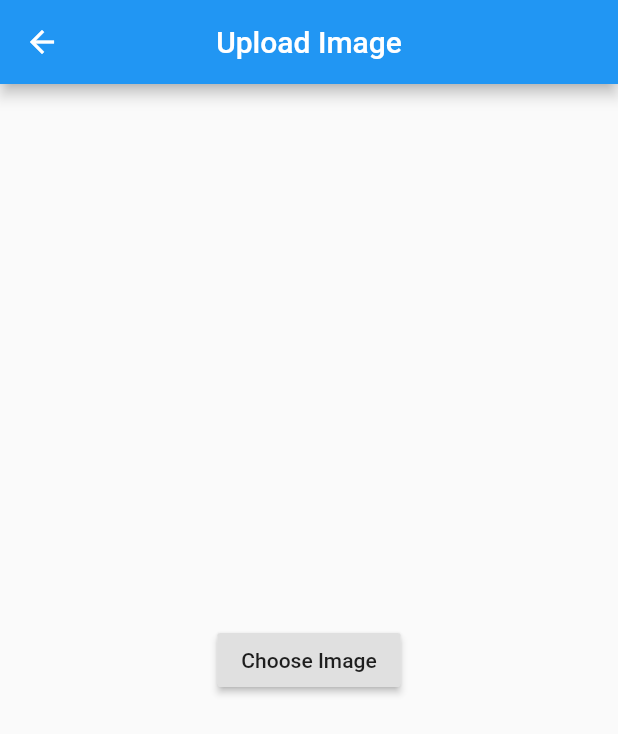
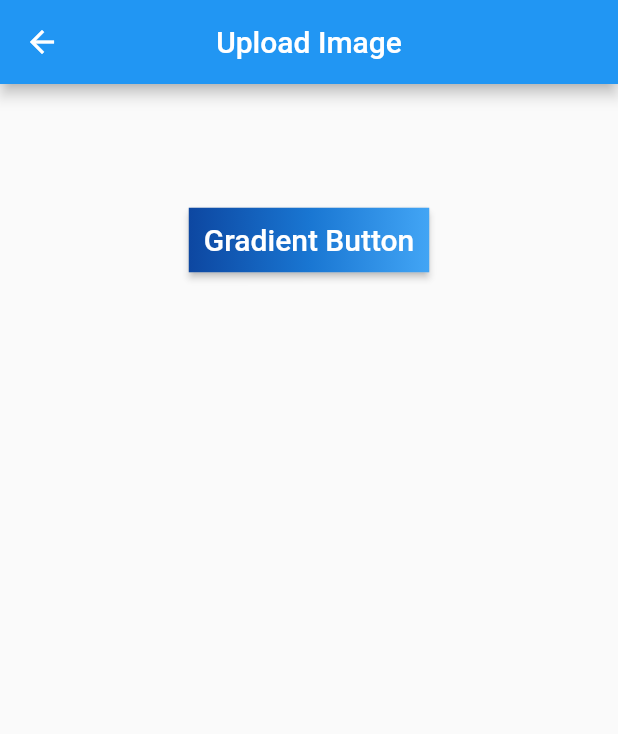
Before and after one commit to DilanMadhusanka/Login_SignUp_App, a Flutter app: the ImageUploading screen opened directly, on a phone screen of 412 x 824 dp. Shown: the top 734 px of the screen. Run offline on Flutter 3.47's test engine with Material 2 defaults, Android fonts, the phone set to English and light mode, and no system bars; our stand-ins replace image_picker.

Commit message:
add some styles to Upload image button

```diff
--- a/image_text_viewer/lib/ui/home_page.dart
+++ b/image_text_viewer/lib/ui/home_page.dart
@@ -28,6 +28,7 @@ Widget showImage() {
   if(_image != null) {
     return Image.file(_image,);
   }
+  return null;
 }
 
 
@@ -40,18 +41,35 @@ Widget showImage() {
       ),
       body: Container(
         child: Column(
-          mainAxisAlignment: MainAxisAlignment.center,
           children: <Widget>[
+            Padding(padding: const EdgeInsets.only(top: 50.0),),
+            Center(
+              child: Container(
+                child: showImage()
+              )
+            ),
+            const SizedBox(height: 30),
             RaisedButton(
               onPressed: cameraImage,
-              child: Text('Choose Image'),
+              textColor: Colors.white,
+              padding: const EdgeInsets.all(0.0),
+              child: Container(
+                decoration: const BoxDecoration(
+                  gradient: LinearGradient(
+                    colors: <Color>[
+                      Color(0xFF0D47A1),
+                      Color(0xFF1976D2),
+                      Color(0xFF42A5F5),
+                    ],
+                  ),
+                ),
+                padding: const EdgeInsets.all(10.0),
+                child: const Text(
+                  'Gradient Button',
+                  style: TextStyle(fontSize: 20)
+                ),
+              ),
             ),
-            Center(
-              child: Container(
-                width: 200.0,
-                child: showImage()
-              )
-            )
           ],
         ),
       ),
```
